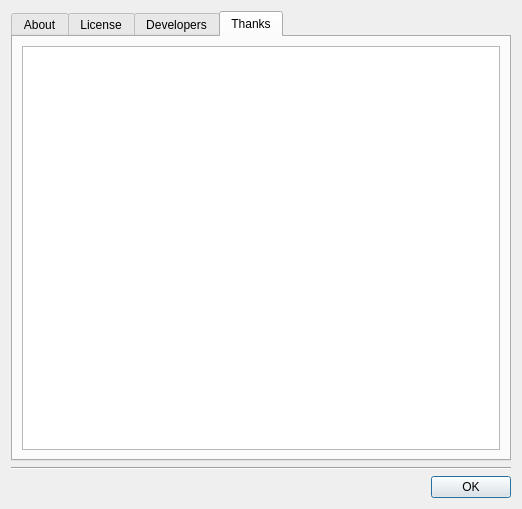
axsapronov/bQella, file src/dialogs/about/about.ui: the form before one commit.
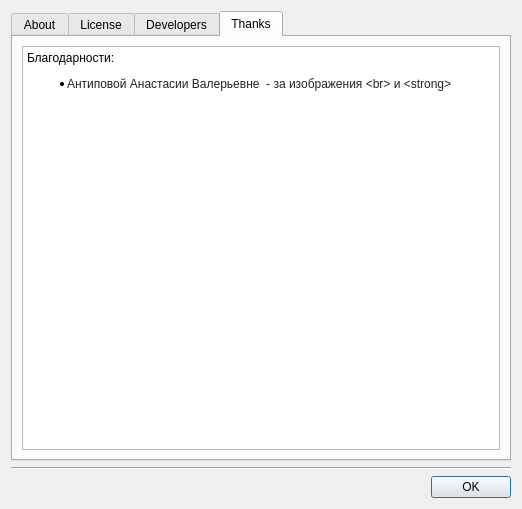
The form after the commit. The open tabs and pages were chosen to show the change. Icons and pictures are not drawn.

What changed in the file:
```diff
--- a/src/dialogs/about/about.ui
+++ b/src/dialogs/about/about.ui
@@ -193,20 +193,8 @@
 &lt;table border=&quot;0&quot; style=&quot;-qt-table-type: root; margin-top:4px; margin-bottom:4px; margin-left:4px; margin-right:4px;&quot;&gt;
 &lt;tr&gt;
 &lt;td style=&quot;border: none;&quot;&gt;
-&lt;p style=&quot;-qt-paragraph-type:empty; margin-top:0px; margin-bottom:0px; margin-left:0px; margin-right:0px; -qt-block-indent:0; text-indent:0px;&quot;&gt;&lt;/p&gt;
-&lt;p style=&quot;-qt-paragraph-type:empty; margin-top:0px; margin-bottom:0px; margin-left:0px; margin-right:0px; -qt-block-indent:0; text-indent:0px;&quot;&gt;&lt;/p&gt;
-&lt;p style=&quot;-qt-paragraph-type:empty; margin-top:0px; margin-bottom:0px; margin-left:0px; margin-right:0px; -qt-block-indent:0; text-indent:0px;&quot;&gt;&lt;/p&gt;
-&lt;p style=&quot;-qt-paragraph-type:empty; margin-top:0px; margin-bottom:0px; margin-left:0px; margin-right:0px; -qt-block-indent:0; text-indent:0px;&quot;&gt;&lt;/p&gt;
-&lt;p style=&quot;-qt-paragraph-type:empty; margin-top:0px; margin-bottom:0px; margin-left:0px; margin-right:0px; -qt-block-indent:0; text-indent:0px;&quot;&gt;&lt;/p&gt;
-&lt;p style=&quot;-qt-paragraph-type:empty; margin-top:0px; margin-bottom:0px; margin-left:0px; margin-right:0px; -qt-block-indent:0; text-indent:0px;&quot;&gt;&lt;/p&gt;
-&lt;p style=&quot;-qt-paragraph-type:empty; margin-top:0px; margin-bottom:0px; margin-left:0px; margin-right:0px; -qt-block-indent:0; text-indent:0px;&quot;&gt;&lt;/p&gt;
-&lt;p style=&quot;-qt-paragraph-type:empty; margin-top:0px; margin-bottom:0px; margin-left:0px; margin-right:0px; -qt-block-indent:0; text-indent:0px;&quot;&gt;&lt;/p&gt;
-&lt;p style=&quot;-qt-paragraph-type:empty; margin-top:0px; margin-bottom:0px; margin-left:0px; margin-right:0px; -qt-block-indent:0; text-indent:0px;&quot;&gt;&lt;/p&gt;
-&lt;p style=&quot;-qt-paragraph-type:empty; margin-top:0px; margin-bottom:0px; margin-left:0px; margin-right:0px; -qt-block-indent:0; text-indent:0px;&quot;&gt;&lt;/p&gt;
-&lt;p style=&quot;-qt-paragraph-type:empty; margin-top:0px; margin-bottom:0px; margin-left:0px; margin-right:0px; -qt-block-indent:0; text-indent:0px;&quot;&gt;&lt;/p&gt;
-&lt;p style=&quot;-qt-paragraph-type:empty; margin-top:0px; margin-bottom:0px; margin-left:0px; margin-right:0px; -qt-block-indent:0; text-indent:0px;&quot;&gt;&lt;/p&gt;
-&lt;p style=&quot;-qt-paragraph-type:empty; margin-top:0px; margin-bottom:0px; margin-left:0px; margin-right:0px; -qt-block-indent:0; text-indent:0px;&quot;&gt;&lt;/p&gt;
-&lt;p style=&quot;-qt-paragraph-type:empty; margin-top:0px; margin-bottom:0px; margin-left:0px; margin-right:0px; -qt-block-indent:0; text-indent:0px;&quot;&gt;&lt;/p&gt;
+&lt;p style=&quot; margin-top:0px; margin-bottom:0px; margin-left:0px; margin-right:0px; -qt-block-indent:0; text-indent:0px;&quot;&gt;Благодарности:&lt;/p&gt;
+&lt;ul style=&quot;margin-top: 0px; margin-bottom: 0px; margin-left: 0px; margin-right: 0px; -qt-list-indent: 1;&quot;&gt;&lt;li style=&quot; margin-top:12px; margin-bottom:0px; margin-left:0px; margin-right:0px; -qt-block-indent:0; text-indent:0px;&quot;&gt;&lt;span style=&quot; font-family:'arial,sans-serif'; color:#222222; background-color:#ffffff;&quot;&gt;Антиповой Анастасии Валерьевне  - за изображения &amp;lt;br&amp;gt; и &amp;lt;strong&amp;gt; &lt;/span&gt;&lt;/li&gt;&lt;/ul&gt;
 &lt;p style=&quot;-qt-paragraph-type:empty; margin-top:0px; margin-bottom:0px; margin-left:0px; margin-right:0px; -qt-block-indent:0; text-indent:0px;&quot;&gt;&lt;/p&gt;&lt;/td&gt;&lt;/tr&gt;&lt;/table&gt;&lt;/body&gt;&lt;/html&gt;</string>
          </property>
         </widget>
```
